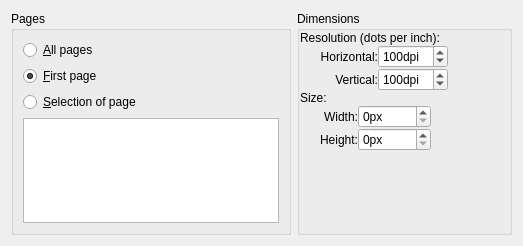
First picture: the form in krita/plugins/formats/pdf/pdfimportwidgetbase.ui, repository KDE/krita, before the edit.
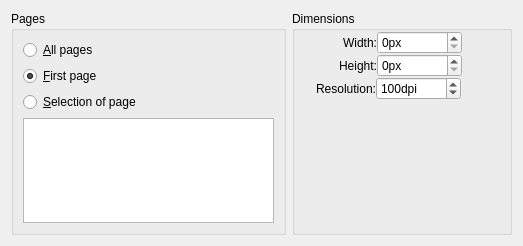
Second picture: the form after the edit. Custom widgets are drawn as their Qt base class.

Commit message:
Fix issue with import PDF dialog resolution
The resolution selected in the import dialog wasn't set in the generated KisImage,
ending up with an image of the right size but with wrong dpi.

Removed, from the import dialog, the possibility to change horizontal and vertical
resolution separately, since we don't give this possibility anywhere else in the
program and since we always show it as a single value.

```diff
--- a/krita/plugins/formats/pdf/pdfimportwidgetbase.ui
+++ b/krita/plugins/formats/pdf/pdfimportwidgetbase.ui
@@ -78,144 +78,20 @@
       <property name="spacing">
        <number>0</number>
       </property>
-      <item row="0" column="0">
-       <widget class="QLabel" name="textLabel1">
-        <property name="text">
-         <string>Resolution (dots per inch):</string>
-        </property>
-       </widget>
-      </item>
-      <item row="1" column="0">
-       <layout class="QHBoxLayout">
-        <property name="leftMargin">
-         <number>0</number>
-        </property>
-        <property name="topMargin">
-         <number>0</number>
-        </property>
-        <property name="rightMargin">
-         <number>0</number>
-        </property>
-        <property name="bottomMargin">
-         <number>0</number>
-        </property>
-        <item>
-         <spacer>
-          <property name="orientation">
-           <enum>Qt::Horizontal</enum>
-          </property>
-          <property name="sizeType">
-           <enum>QSizePolicy::Fixed</enum>
-          </property>
-          <property name="sizeHint" stdset="0">
-           <size>
-            <width>20</width>
-            <height>20</height>
-           </size>
-          </property>
-         </spacer>
-        </item>
-        <item>
-         <layout class="QGridLayout">
-          <property name="leftMargin">
-           <number>0</number>
-          </property>
-          <property name="topMargin">
-           <number>0</number>
-          </property>
-          <property name="rightMargin">
-           <number>0</number>
-          </property>
-          <property name="bottomMargin">
-           <number>0</number>
-          </property>
-          <item row="0" column="0">
-           <widget class="QLabel" name="textLabel5">
-            <property name="text">
-             <string comment="horizontal resolution">Horizontal:</string>
-            </property>
-            <property name="alignment">
-             <set>Qt::AlignRight|Qt::AlignTrailing|Qt::AlignVCenter</set>
-            </property>
-           </widget>
-          </item>
-          <item row="1" column="0">
-           <widget class="QLabel" name="intVerticalqsdf">
-            <property name="text">
-             <string comment="vertical resolution">Vertical:</string>
-            </property>
-            <property name="alignment">
-             <set>Qt::AlignRight|Qt::AlignTrailing|Qt::AlignVCenter</set>
-            </property>
-           </widget>
-          </item>
-          <item row="0" column="1">
-           <widget class="QSpinBox" name="intHorizontal">
-            <property name="suffix">
-             <string>dpi</string>
-            </property>
-            <property name="minimum">
-             <number>1</number>
-            </property>
-            <property name="maximum">
-             <number>3200</number>
-            </property>
-            <property name="value">
-             <number>100</number>
-            </property>
-           </widget>
-          </item>
-	  <item row="1" column="2">
-	    <widget class="KoAspectButton" name="pixelAspectRatioBtn" native="true">
-	      <property name="text" stdset="0">
-		<string/>
-	      </property>
-	    </widget>
-	  </item>
-          <item row="1" column="1">
-           <widget class="QSpinBox" name="intVertical">
-            <property name="suffix">
-             <string>dpi</string>
-            </property>
-            <property name="minimum">
-             <number>1</number>
-            </property>
-            <property name="maximum">
-             <number>3200</number>
-            </property>
-            <property name="value">
-             <number>100</number>
-            </property>
-           </widget>
-          </item>
-         </layout>
-        </item>
-        <item>
-         <spacer>
-          <property name="orientation">
-           <enum>Qt::Horizontal</enum>
-          </property>
-          <property name="sizeType">
-           <enum>QSizePolicy::Expanding</enum>
-          </property>
-          <property name="sizeHint" stdset="0">
-           <size>
-            <width>31</width>
-            <height>20</height>
-           </size>
-          </property>
-         </spacer>
-        </item>
-       </layout>
-      </item>
-      <item row="2" column="0">
-       <widget class="QLabel" name="textLabel2">
-        <property name="text">
-         <string>Size:</string>
-        </property>
-       </widget>
-      </item>
       <item row="3" column="0">
+       <spacer>
+        <property name="orientation">
+         <enum>Qt::Vertical</enum>
+        </property>
+        <property name="sizeHint" stdset="0">
+         <size>
+          <width>20</width>
+          <height>40</height>
+         </size>
+        </property>
+       </spacer>
+      </item>
+      <item row="1" column="0">
        <layout class="QHBoxLayout">
         <property name="leftMargin">
          <number>0</number>
@@ -239,7 +115,7 @@
           </property>
           <property name="sizeHint" stdset="0">
            <size>
-            <width>20</width>
+            <width>44</width>
             <height>20</height>
            </size>
           </property>
@@ -261,6 +137,18 @@
           </property>
           <item row="1" column="1">
            <widget class="QSpinBox" name="intHeight">
+            <property name="sizePolicy">
+             <sizepolicy hsizetype="Fixed" vsizetype="Fixed">
+              <horstretch>0</horstretch>
+              <verstretch>0</verstretch>
+             </sizepolicy>
+            </property>
+            <property name="minimumSize">
+             <size>
+              <width>85</width>
+              <height>0</height>
+             </size>
+            </property>
             <property name="suffix">
              <string>px</string>
             </property>
@@ -281,6 +169,18 @@
           </item>
           <item row="0" column="1">
            <widget class="QSpinBox" name="intWidth">
+            <property name="sizePolicy">
+             <sizepolicy hsizetype="Fixed" vsizetype="Fixed">
+              <horstretch>0</horstretch>
+              <verstretch>0</verstretch>
+             </sizepolicy>
+            </property>
+            <property name="minimumSize">
+             <size>
+              <width>85</width>
+              <height>0</height>
+             </size>
+            </property>
             <property name="suffix">
              <string>px</string>
             </property>
@@ -319,18 +219,107 @@
         </item>
        </layout>
       </item>
-      <item row="4" column="0">
+      <item row="2" column="0">
+       <layout class="QHBoxLayout">
+        <property name="leftMargin">
+         <number>0</number>
+        </property>
+        <property name="topMargin">
+         <number>0</number>
+        </property>
+        <property name="rightMargin">
+         <number>0</number>
+        </property>
+        <property name="bottomMargin">
+         <number>0</number>
+        </property>
+        <item>
        <spacer>
         <property name="orientation">
-         <enum>Qt::Vertical</enum>
-        </property>
+           <enum>Qt::Horizontal</enum>
+          </property>
+          <property name="sizeType">
+           <enum>QSizePolicy::Fixed</enum>
+          </property>
         <property name="sizeHint" stdset="0">
          <size>
-          <width>20</width>
-          <height>40</height>
+            <width>21</width>
+            <height>20</height>
          </size>
         </property>
        </spacer>
+        </item>
+        <item>
+         <layout class="QGridLayout">
+          <property name="leftMargin">
+           <number>0</number>
+          </property>
+          <property name="topMargin">
+           <number>0</number>
+          </property>
+          <property name="rightMargin">
+           <number>0</number>
+          </property>
+          <property name="bottomMargin">
+           <number>0</number>
+          </property>
+          <item row="0" column="1">
+           <widget class="QSpinBox" name="intResolution">
+            <property name="sizePolicy">
+             <sizepolicy hsizetype="Fixed" vsizetype="Fixed">
+              <horstretch>0</horstretch>
+              <verstretch>0</verstretch>
+             </sizepolicy>
+            </property>
+            <property name="minimumSize">
+             <size>
+              <width>85</width>
+              <height>0</height>
+             </size>
+            </property>
+            <property name="suffix">
+             <string>dpi</string>
+            </property>
+            <property name="minimum">
+             <number>1</number>
+            </property>
+            <property name="maximum">
+             <number>3200</number>
+            </property>
+            <property name="value">
+             <number>100</number>
+            </property>
+           </widget>
+          </item>
+          <item row="0" column="0">
+           <widget class="QLabel" name="textLabel5">
+            <property name="text">
+             <string comment="horizontal resolution">Resolution:</string>
+            </property>
+            <property name="alignment">
+             <set>Qt::AlignRight|Qt::AlignTrailing|Qt::AlignVCenter</set>
+            </property>
+           </widget>
+          </item>
+          <item row="0" column="2">
+           <spacer name="horizontalSpacer">
+            <property name="orientation">
+             <enum>Qt::Horizontal</enum>
+            </property>
+            <property name="sizeType">
+             <enum>QSizePolicy::Expanding</enum>
+            </property>
+            <property name="sizeHint" stdset="0">
+             <size>
+              <width>51</width>
+              <height>20</height>
+             </size>
+            </property>
+           </spacer>
+          </item>
+         </layout>
+        </item>
+       </layout>
       </item>
      </layout>
     </widget>
```
Left out of the diff: 22 changed lines with no effect on the pictures. Lines whose indentation alone changed are shown as unchanged. The commit also changes 3 other files.
